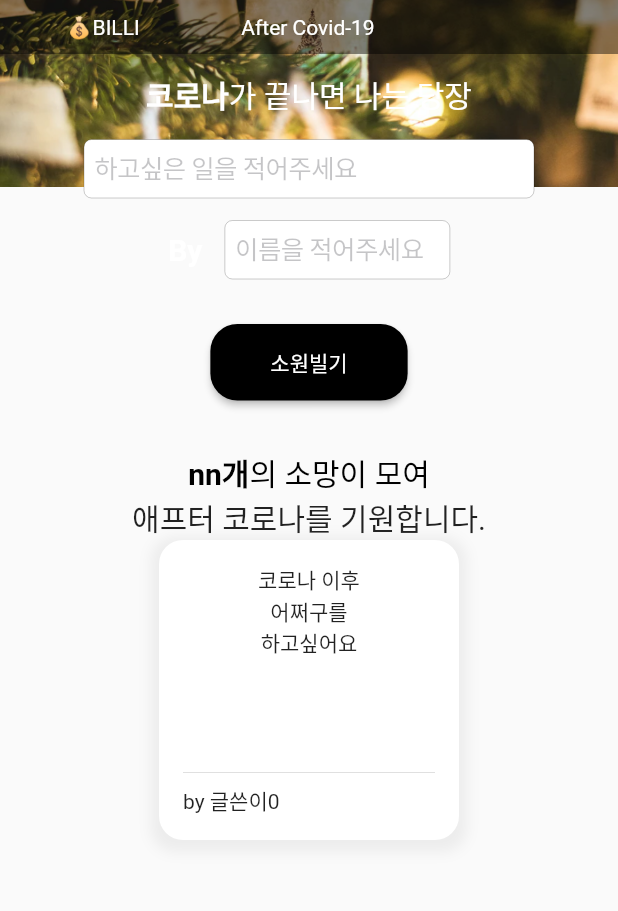
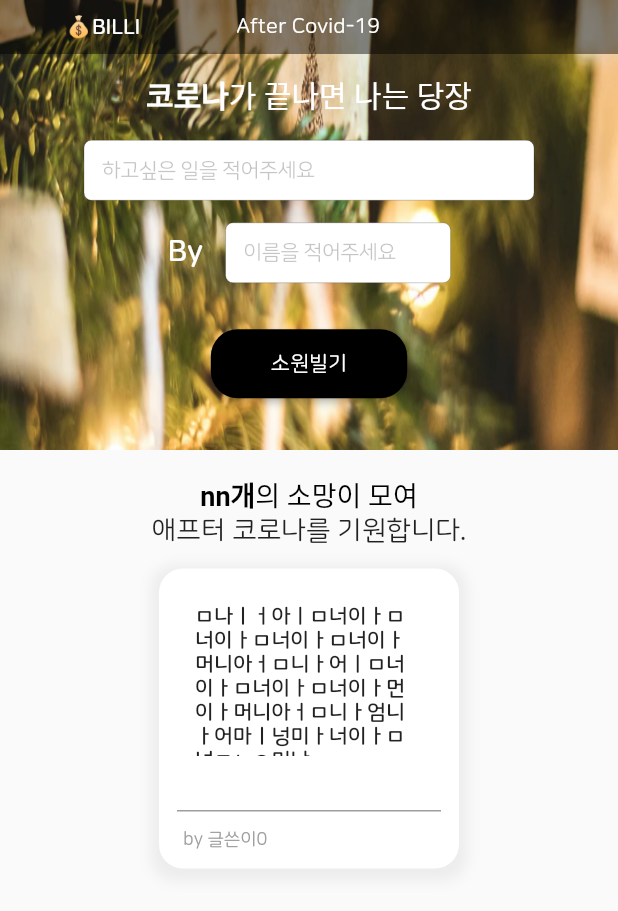
Before and after one commit to kkyy3402/AFTER_COVID, a Flutter app: the screen it shows after launch, on a phone screen of 412 x 824 dp. Shown: the top 911 px of the screen. Run offline on Flutter 3.47's test engine with Material 2 defaults, Android fonts, the phone set to English and light mode, and no system bars.

Commit message:
폰트 수정

```diff
--- a/web_app/lib/main.dart
+++ b/web_app/lib/main.dart
@@ -11,6 +11,9 @@ class MyApp extends StatelessWidget {
   @override
   Widget build(BuildContext context) {
     return MaterialApp(
+      theme: ThemeData(
+          fontFamily: 'NanumSquareRound'
+      ),
       debugShowCheckedModeBanner: false,
       home: MyHomePage(),
     );
@@ -57,9 +60,13 @@ class _MyHomePageState extends State<MyHomePage> {
     return Stack(
       children: [
 
-        Image.asset(
-          "assets/imgs/top_bg.png",
-          fit: BoxFit.fill,
+        Container(
+          height: 300,
+          width: double.infinity,
+          child: Image.asset(
+            "assets/imgs/top_bg.png",
+            fit: BoxFit.fill,
+          ),
         ),
 
         Container(
@@ -106,7 +113,13 @@ class _MyHomePageState extends State<MyHomePage> {
                         width: 300,
                         child: CupertinoTextField(
                           placeholder: "하고싶은 일을 적어주세요",
+                          padding: EdgeInsets.all(12),
+                          style: TextStyle(
+                            fontSize: 14,
+                            fontFamily: "NanumSquareRound"
+                          ),
                         )
+
                     ),
 
                     SizedBox(
@@ -131,8 +144,10 @@ class _MyHomePageState extends State<MyHomePage> {
                           width: 150,
                           child: CupertinoTextField(
                             placeholder: "이름을 적어주세요",
+                            padding: EdgeInsets.all(12),
                             style: TextStyle(
-
+                              fontFamily: "NanumSquareRound",
+                              fontSize: 14
                             ),
                           ),
                         ),
@@ -183,7 +198,10 @@ class _MyHomePageState extends State<MyHomePage> {
                   child: Text(
                     "💰BILLI",
                     style: TextStyle(
-                        color: Colors.white
+                        color: Colors.white,
+                      fontFamily: "NanumSquareRound",
+                      fontWeight: FontWeight.bold
+
                     ),
                   ),
                 ),
@@ -220,6 +238,7 @@ class _MyHomePageState extends State<MyHomePage> {
 
   getBottomView() {
     return Container(
+      margin: EdgeInsets.only(top: 16),
       width: double.infinity,
       height: 500,
       child: Column(
@@ -233,14 +252,17 @@ class _MyHomePageState extends State<MyHomePage> {
                 TextSpan(
                     text: 'nn개',
                     style: TextStyle(
-                        fontSize: 20,
+                        fontSize: 18,
                         color: Colors.black,
                         fontWeight: FontWeight.bold)),
+
+
                 TextSpan(
                     text: '의 소망이 모여',
                     style: TextStyle(
+                      fontWeight: FontWeight.normal,
                         color: Colors.black,
-                        fontSize: 20)),
+                        fontSize: 18)),
               ],
             ),
           ),
@@ -248,8 +270,12 @@ class _MyHomePageState extends State<MyHomePage> {
           Text(
             "애프터 코로나를 기원합니다.",
             style: TextStyle(
-              fontSize: 20,
+              fontSize: 18,
             ),
+          ),
+
+          SizedBox(
+            height: 16,
           ),
 
           getBottomCardView()
@@ -262,34 +288,43 @@ class _MyHomePageState extends State<MyHomePage> {
   //하단의 그리드 뷰를 불러오는
   getBottomCardView() {
     return Container(
-      padding: EdgeInsets.all(16),
       width: 200,
       height: 200,
       child: Column(
         children: [
 
           Expanded(
-            child: Column(
-              children: [
-
-                Text("코로나 이후",
-                  textAlign: TextAlign.left),
-                Text("어쩌구를"),
-                Text("하고싶어요")
-
-              ],
+            child: Container(
+              padding: EdgeInsets.all(24),
+              width: double.infinity,
+              alignment: Alignment.topLeft,
+              child: Text(
+                "ㅁ나ㅣㅓ아ㅣㅁ너이ㅏㅁ너이ㅏㅁ너이ㅏㅁ너이ㅏ머니아ㅓㅁ니ㅏ어ㅣㅁ너이ㅏㅁ너이ㅏㅁ너이ㅏ먼이ㅏ머니아ㅓㅁ니ㅏ엄니ㅏ어마ㅣ넝미ㅏ너이ㅏㅁ넝ㅁㄴㅇ머낭",
+                style: TextStyle(
+                  fontFamily: "NanumSquareRound",
+                  fontWeight: FontWeight.bold
+                ),
+              ),
             ),
           ),
 
-          Divider(),
+          Container(
+
+            margin: EdgeInsets.all(12),
+            width: double.infinity,
+            height: 1,
+            color: Colors.grey,
+          ),
 
           Container(
+            margin: EdgeInsets.only(left: 16, bottom:12),
             width: double.infinity,
             child: Text(
-                "by " + cardItemList[0].createdBy,
+              "by " + cardItemList[0].createdBy,
               textAlign: TextAlign.left,
               style: TextStyle(
-
+                  fontSize: 12,
+                  color: Colors.grey
               ),
             ),
           ),
```
Also changed, not shown: web_app/pubspec.yaml (+8 -5 lines), web_app/assets/fonts/NanumSquareRoundB.ttf (added), web_app/assets/fonts/NanumSquareRoundEB.ttf (added), web_app/assets/fonts/NanumSquareRoundL.ttf (added), web_app/assets/fonts/NanumSquareRoundR.ttf (added).
